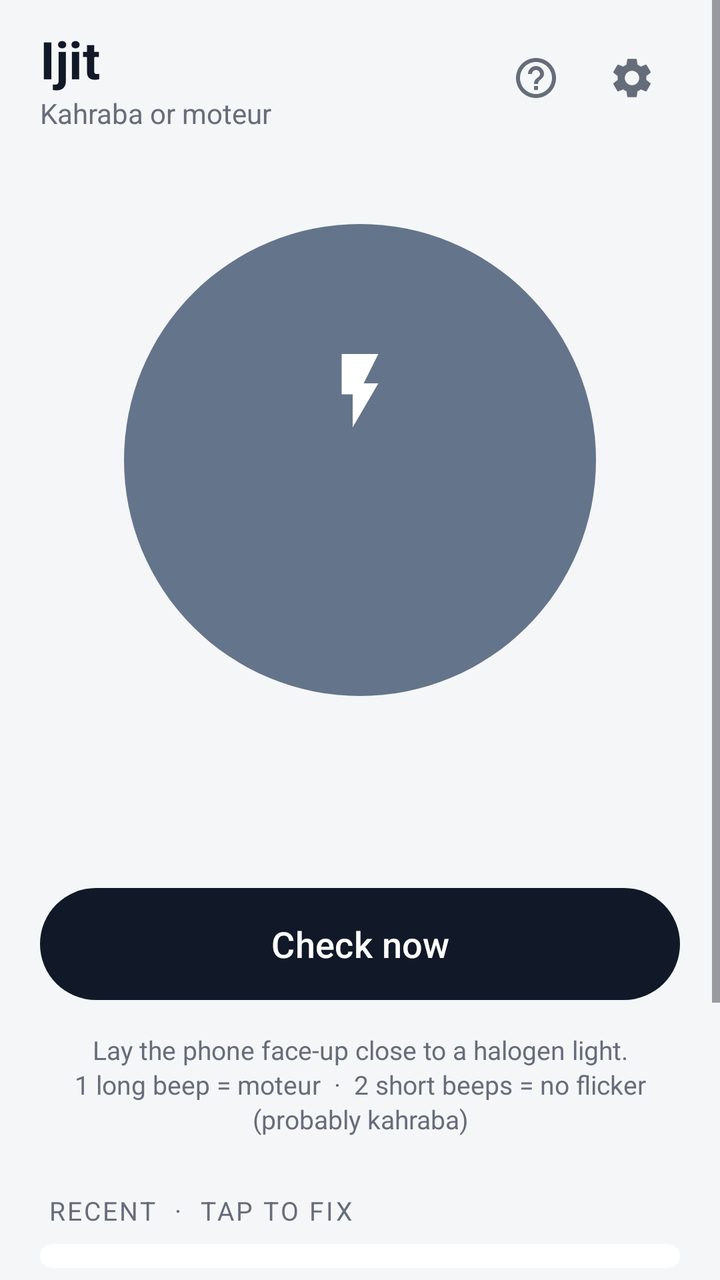
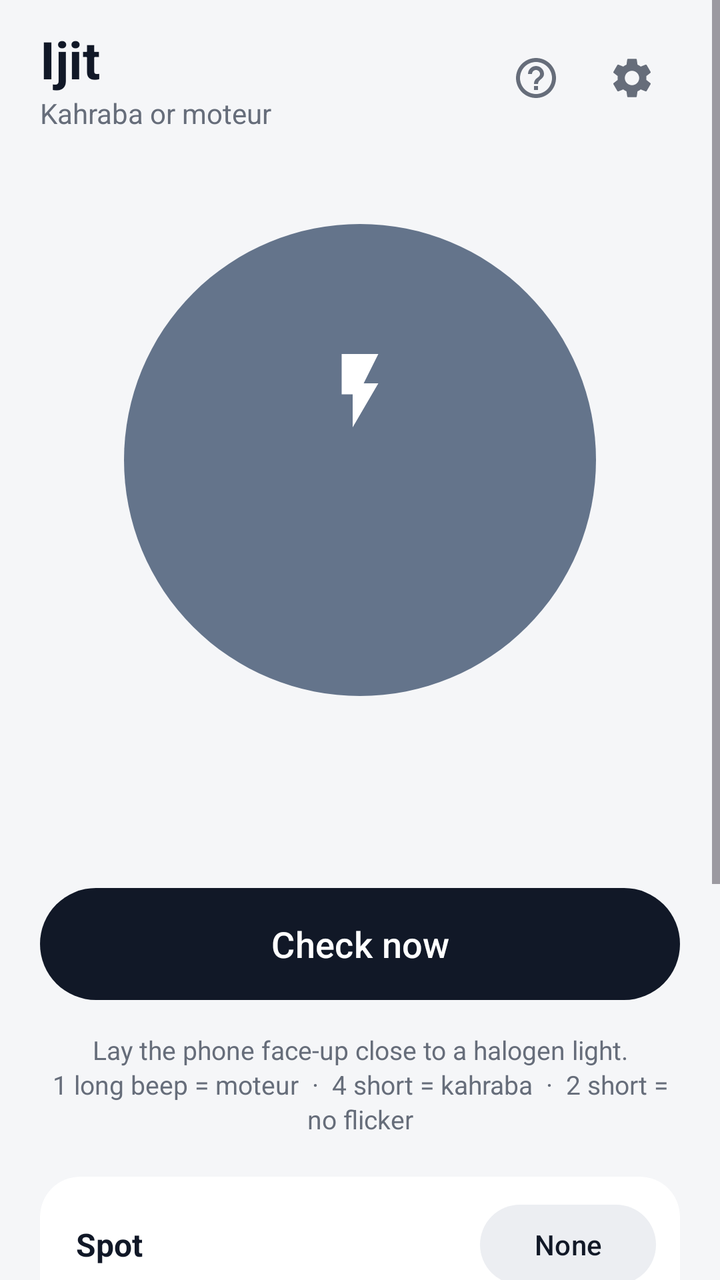

An Android layout rendered at two revisions. The XML below is the earlier revision; the diff shows what the commit changed to produce the second picture.
<!-- AndroidManifest.xml: activity theme AppTheme.Main -->
<!-- res/layout/activity_main.xml -->
<?xml version="1.0" encoding="utf-8"?>
<ScrollView xmlns:android="http://schemas.android.com/apk/res/android"
    xmlns:app="http://schemas.android.com/apk/res-auto"
    android:layout_width="match_parent"
    android:layout_height="match_parent"
    android:background="?attr/appBg"
    android:fillViewport="true">

    <LinearLayout
        android:layout_width="match_parent"
        android:layout_height="wrap_content"
        android:orientation="vertical"
        android:paddingStart="20dp"
        android:paddingTop="12dp"
        android:paddingEnd="20dp"
        android:paddingBottom="24dp">

        
        <LinearLayout
            android:layout_width="match_parent"
            android:layout_height="wrap_content"
            android:gravity="center_vertical"
            android:orientation="horizontal">

            <LinearLayout
                android:layout_width="0dp"
                android:layout_height="wrap_content"
                android:layout_weight="1"
                android:orientation="vertical">

                <TextView
                    android:layout_width="wrap_content"
                    android:layout_height="wrap_content"
                    android:text="Ijit"
                    android:textColor="?attr/appText"
                    android:textSize="26sp"
                    android:textStyle="bold" />

                <TextView
                    android:layout_width="wrap_content"
                    android:layout_height="wrap_content"
                    android:text="Kahraba or moteur"
                    android:textColor="?attr/appMuted"
                    android:textSize="14sp" />
            </LinearLayout>

            <ImageButton
                android:id="@+id/helpButton"
                android:layout_width="48dp"
                android:layout_height="48dp"
                android:background="?attr/selectableItemBackgroundBorderless"
                android:contentDescription="Help"
                android:src="@drawable/ic_help"
                app:tint="?attr/appMuted" />

            <ImageButton
                android:id="@+id/settingsButton"
                android:layout_width="48dp"
                android:layout_height="48dp"
                android:background="?attr/selectableItemBackgroundBorderless"
                android:contentDescription="Settings"
                android:src="@drawable/ic_settings"
                app:tint="?attr/appMuted" />
        </LinearLayout>

        
        <FrameLayout
            android:layout_width="272dp"
            android:layout_height="272dp"
            android:layout_gravity="center_horizontal"
            android:layout_marginTop="28dp">

            <com.google.android.material.progressindicator.CircularProgressIndicator
                android:id="@+id/ring"
                android:layout_width="wrap_content"
                android:layout_height="wrap_content"
                android:layout_gravity="center"
                android:max="1000"
                android:visibility="invisible"
                app:indicatorColor="?attr/appRing"
                app:indicatorSize="272dp"
                app:trackColor="?attr/appOutline"
                app:trackCornerRadius="4dp"
                app:trackThickness="8dp" />

            <LinearLayout
                android:id="@+id/orb"
                android:layout_width="236dp"
                android:layout_height="236dp"
                android:layout_gravity="center"
                android:background="@drawable/orb"
                android:gravity="center"
                android:orientation="vertical"
                android:padding="16dp">

                <ImageView
                    android:id="@+id/orbIcon"
                    android:layout_width="44dp"
                    android:layout_height="44dp"
                    android:importantForAccessibility="no"
                    android:src="@drawable/ic_bolt"
                    app:tint="#FFFFFF" />

                <TextView
                    android:id="@+id/orbTitle"
                    android:layout_width="wrap_content"
                    android:layout_height="wrap_content"
                    android:layout_marginTop="8dp"
                    android:gravity="center"
                    android:textColor="#FFFFFF"
                    android:textSize="30sp"
                    android:textStyle="bold" />

                <TextView
                    android:id="@+id/orbSub"
                    android:layout_width="wrap_content"
                    android:layout_height="wrap_content"
                    android:layout_marginTop="2dp"
                    android:alpha="0.85"
                    android:gravity="center"
                    android:textColor="#FFFFFF"
                    android:textSize="14sp" />
            </LinearLayout>
        </FrameLayout>

        <TextView
            android:id="@+id/statusLine"
            android:layout_width="match_parent"
            android:layout_height="wrap_content"
            android:layout_marginTop="20dp"
            android:gravity="center"
            android:minLines="2"
            android:textColor="?attr/appMuted"
            android:textSize="15sp" />

        <com.google.android.material.button.MaterialButton
            android:id="@+id/checkButton"
            style="@style/PrimaryButton"
            android:layout_width="match_parent"
            android:layout_height="64dp"
            android:layout_marginTop="16dp"
            android:text="Check now"
            android:textSize="18sp"
            app:cornerRadius="32dp" />

        <TextView
            android:layout_width="match_parent"
            android:layout_height="wrap_content"
            android:layout_marginTop="12dp"
            android:gravity="center"
            android:lineSpacingExtra="2dp"
            android:text="Lay the phone face-up close to a halogen light.\n1 long beep = moteur  ·  2 short beeps = no flicker (probably kahraba)"
            android:textColor="?attr/appMuted"
            android:textSize="13sp" />

        
        <TextView
            style="@style/SectionLabel"
            android:layout_width="wrap_content"
            android:layout_height="wrap_content"
            android:text="Recent  ·  tap to fix" />

        <com.google.android.material.card.MaterialCardView
            style="@style/Card"
            android:layout_width="match_parent"
            android:layout_height="wrap_content">

            <LinearLayout
                android:id="@+id/historyList"
                android:layout_width="match_parent"
                android:layout_height="wrap_content"
                android:orientation="vertical"
                android:paddingTop="6dp"
                android:paddingBottom="6dp" />
        </com.google.android.material.card.MaterialCardView>

        
        <com.google.android.material.card.MaterialCardView
            android:id="@+id/monitorCard"
            style="@style/Card"
            android:layout_width="match_parent"
            android:layout_height="wrap_content"
            android:layout_marginTop="12dp"
            android:clickable="true"
            android:focusable="true">

            <LinearLayout
                android:layout_width="match_parent"
                android:layout_height="wrap_content"
                android:gravity="center_vertical"
                android:orientation="horizontal"
                android:padding="18dp">

                <View
                    android:id="@+id/monitorDot"
                    android:layout_width="10dp"
                    android:layout_height="10dp"
                    android:background="@drawable/dot" />

                <LinearLayout
                    android:layout_width="0dp"
                    android:layout_height="wrap_content"
                    android:layout_marginStart="14dp"
                    android:layout_weight="1"
                    android:orientation="vertical">

                    <TextView
                        android:layout_width="wrap_content"
                        android:layout_height="wrap_content"
                        android:text="Always-on monitor"
                        android:textColor="?attr/appText"
                        android:textSize="16sp"
                        android:textStyle="bold" />

                    <TextView
                        android:id="@+id/monitorSub"
                        android:layout_width="wrap_content"
                        android:layout_height="wrap_content"
                        android:layout_marginTop="2dp"
                        android:textColor="?attr/appMuted"
                        android:textSize="14sp" />
                </LinearLayout>

                <ImageView
                    android:layout_width="24dp"
                    android:layout_height="24dp"
                    android:importantForAccessibility="no"
                    android:src="@drawable/ic_chevron"
                    app:tint="?attr/appMuted" />
            </LinearLayout>
        </com.google.android.material.card.MaterialCardView>

        <TextView
            android:layout_width="match_parent"
            android:layout_height="wrap_content"
            android:layout_marginStart="4dp"
            android:layout_marginTop="20dp"
            android:layout_marginEnd="4dp"
            android:lineSpacingExtra="2dp"
            android:text="Note: doesn't work with LED bulbs, or if your lights run through a solar inverter or UPS. Tap ? at the top for the full guide."
            android:textColor="?attr/appMuted"
            android:textSize="12sp" />
    </LinearLayout>
</ScrollView>
<!-- resources referenced by this layout -->
<resources>
  <!-- drawable dot (drawable) -->
  <?xml version="1.0" encoding="utf-8"?>
  <shape xmlns:android="http://schemas.android.com/apk/res/android" android:shape="oval">
      <solid android:color="@color/idle" />
      <size android:width="10dp" android:height="10dp" />
  </shape>
  <!-- drawable ic_bolt (drawable) -->
  <vector xmlns:android="http://schemas.android.com/apk/res/android"
      android:width="24dp"
      android:height="24dp"
      android:viewportWidth="24"
      android:viewportHeight="24">
      <path
          android:fillColor="#FFFFFFFF"
          android:pathData="M7,2v11h3v9l7,-12h-4l4,-8z" />
  </vector>
  <!-- drawable ic_chevron (drawable) -->
  <vector xmlns:android="http://schemas.android.com/apk/res/android"
      android:width="24dp"
      android:height="24dp"
      android:viewportWidth="24"
      android:viewportHeight="24">
      <path
          android:fillColor="#FF000000"
          android:pathData="M10,6L8.59,7.41 13.17,12l-4.58,4.59L10,18l6,-6z" />
  </vector>
  <!-- drawable ic_help (drawable) -->
  <vector xmlns:android="http://schemas.android.com/apk/res/android"
      android:width="24dp"
      android:height="24dp"
      android:viewportWidth="24"
      android:viewportHeight="24">
      <path
          android:fillColor="#FF000000"
          android:pathData="M11,18h2v-2h-2v2zM12,2C6.48,2 2,6.48 2,12s4.48,10 10,10 10,-4.48 10,-10S17.52,2 12,2zM12,20c-4.41,0 -8,-3.59 -8,-8s3.59,-8 8,-8 8,3.59 8,8 -3.59,8 -8,8zM12,6c-2.21,0 -4,1.79 -4,4h2c0,-1.1 0.9,-2 2,-2s2,0.9 2,2c0,2 -3,1.75 -3,5h2c0,-2.25 3,-2.5 3,-5 0,-2.21 -1.79,-4 -4,-4z" />
  </vector>
  <!-- drawable orb (drawable) -->
  <?xml version="1.0" encoding="utf-8"?>
  <shape xmlns:android="http://schemas.android.com/apk/res/android" android:shape="oval">
      <solid android:color="@color/idle" />
  </shape>
  <style name="Card">
          <item name="cardCornerRadius">20dp</item>
          <item name="cardElevation">0dp</item>
          <item name="strokeWidth">0dp</item>
          <item name="cardBackgroundColor">?attr/appSurface</item>
      </style>
  <style name="PrimaryButton" parent="Widget.Material3.Button">
          <item name="android:minHeight">56dp</item>
          <item name="cornerRadius">28dp</item>
          <item name="android:textSize">16sp</item>
      </style>
  <style name="SectionLabel">
          <item name="android:textSize">13sp</item>
          <item name="android:textColor">?attr/appMuted</item>
          <item name="android:letterSpacing">0.08</item>
          <item name="android:textAllCaps">true</item>
          <item name="android:layout_marginTop">28dp</item>
          <item name="android:layout_marginBottom">8dp</item>
          <item name="android:layout_marginStart">4dp</item>
      </style>
  <style name="AppTheme.Main" parent="AppTheme">
          <item name="windowActionBar">false</item>
          <item name="windowNoTitle">true</item>
      </style>
  <color name="idle">#64748B</color>
  <color name="ink">#111827</color>
  <color name="on_ink">#FFFFFF</color>
  <color name="surface_alt">#ECEEF2</color>
  <color name="text">#111827</color>
  <color name="kahraba">#059669</color>
  <color name="bg">#F5F6F8</color>
  <color name="outline">#E2E5EA</color>
  <color name="p_graphite_bg">#F5F6F8</color>
  <color name="p_graphite_surface">#FFFFFF</color>
  <color name="p_graphite_alt">#ECEEF2</color>
  <color name="p_graphite_ink">#111827</color>
  <color name="p_graphite_onink">#FFFFFF</color>
  <color name="p_graphite_text">#111827</color>
  <color name="p_graphite_muted">#666D7A</color>
  <color name="p_graphite_outline">#E2E5EA</color>
  <color name="p_graphite_ring">#FACC15</color>
  <!-- unchanged entries left out for length: 2 -->
</resources>

<!-- the commit's change to res/layout/activity_main.xml (unified diff, before → after) -->
@@ -133,6 +133,50 @@
             android:textColor="?attr/appMuted"
             android:textSize="15sp" />
 
+        
+        <LinearLayout
+            android:id="@+id/confirmRow"
+            android:layout_width="match_parent"
+            android:layout_height="wrap_content"
+            android:layout_marginTop="8dp"
+            android:orientation="vertical"
+            android:visibility="gone">
+
+            <TextView
+                android:id="@+id/confirmPrompt"
+                android:layout_width="match_parent"
+                android:layout_height="wrap_content"
+                android:gravity="center"
+                android:text="Know for sure? Confirm it so the app learns your spot:"
+                android:textColor="?attr/appMuted"
+                android:textSize="13sp" />
+
+            <LinearLayout
+                android:layout_width="match_parent"
+                android:layout_height="wrap_content"
+                android:layout_marginTop="4dp"
+                android:orientation="horizontal">
+
+                <com.google.android.material.button.MaterialButton
+                    android:id="@+id/confirmKahraba"
+                    style="@style/TonalButton"
+                    android:layout_width="0dp"
+                    android:layout_height="wrap_content"
+                    android:layout_marginEnd="6dp"
+                    android:layout_weight="1"
+                    android:text="It was kahraba" />
+
+                <com.google.android.material.button.MaterialButton
+                    android:id="@+id/confirmMoteur"
+                    style="@style/TonalButton"
+                    android:layout_width="0dp"
+                    android:layout_height="wrap_content"
+                    android:layout_marginStart="6dp"
+                    android:layout_weight="1"
+                    android:text="It was moteur" />
+            </LinearLayout>
+        </LinearLayout>
+
         <com.google.android.material.button.MaterialButton
             android:id="@+id/checkButton"
             style="@style/PrimaryButton"
@@ -149,9 +193,59 @@
             android:layout_marginTop="12dp"
             android:gravity="center"
             android:lineSpacingExtra="2dp"
-            android:text="Lay the phone face-up close to a halogen light.\n1 long beep = moteur  ·  2 short beeps = no flicker (probably kahraba)"
+            android:text="Lay the phone face-up close to a halogen light.\n1 long beep = moteur  ·  4 short = kahraba  ·  2 short = no flicker"
             android:textColor="?attr/appMuted"
             android:textSize="13sp" />
+
+        
+        <com.google.android.material.card.MaterialCardView
+            style="@style/Card"
+            android:layout_width="match_parent"
+            android:layout_height="wrap_content"
+            android:layout_marginTop="20dp">
+
+            <LinearLayout
+                android:layout_width="match_parent"
+                android:layout_height="wrap_content"
+                android:orientation="vertical"
+                android:paddingStart="18dp"
+                android:paddingTop="10dp"
+                android:paddingEnd="12dp"
+                android:paddingBottom="14dp">
+
+                <LinearLayout
+                    android:layout_width="match_parent"
+                    android:layout_height="wrap_content"
+                    android:gravity="center_vertical"
+                    android:orientation="horizontal">
+
+                    <TextView
+                        android:layout_width="0dp"
+                        android:layout_height="wrap_content"
+                        android:layout_weight="1"
+                        android:text="Spot"
+                        android:textColor="?attr/appText"
+                        android:textSize="16sp"
+                        android:textStyle="bold" />
+
+                    <com.google.android.material.button.MaterialButton
+                        android:id="@+id/spotButton"
+                        style="@style/Widget.Material3.Button.TonalButton"
+                        android:layout_width="wrap_content"
+                        android:layout_height="wrap_content"
+                        android:text="None" />
+                </LinearLayout>
+
+                <TextView
+                    android:id="@+id/spotInfo"
+                    android:layout_width="match_parent"
+                    android:layout_height="wrap_content"
+                    android:layout_marginEnd="6dp"
+                    android:lineSpacingExtra="2dp"
+                    android:textColor="?attr/appMuted"
+                    android:textSize="13sp" />
+            </LinearLayout>
+        </com.google.android.material.card.MaterialCardView>
 
         
         <TextView
<!-- resource entries referenced after the edit -->
@@ -61,6 +61,10 @@
           <item name="android:layout_marginBottom">8dp</item>
           <item name="android:layout_marginStart">4dp</item>
       </style>
+  <style name="TonalButton" parent="Widget.Material3.Button.TonalButton">
+          <item name="android:minHeight">52dp</item>
+          <item name="cornerRadius">16dp</item>
+      </style>
   <style name="AppTheme.Main" parent="AppTheme">
           <item name="windowActionBar">false</item>
           <item name="windowNoTitle">true</item>
